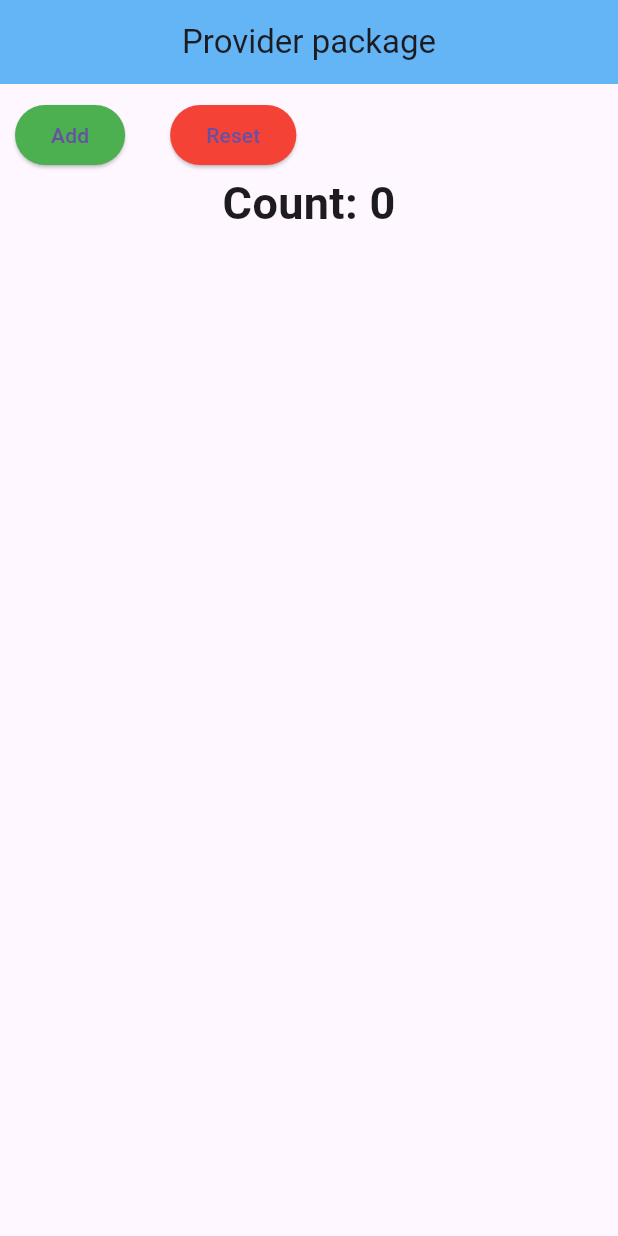
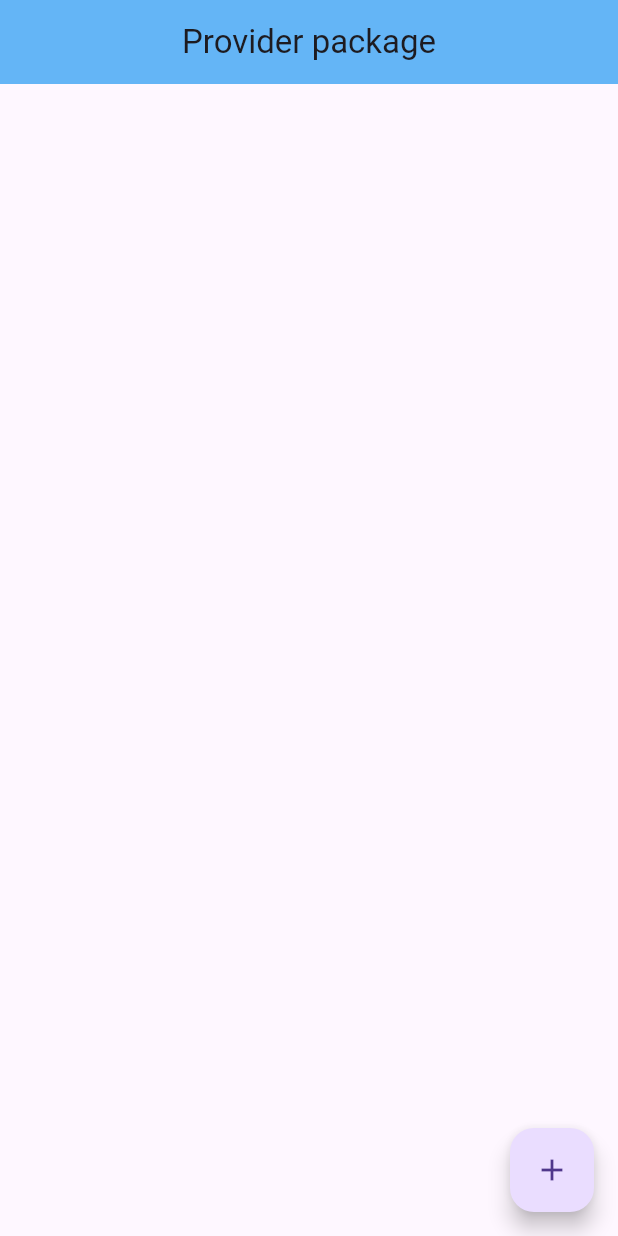
Before and after one commit to Majok-Bol/provider_package, a Flutter app: the screen it shows after launch, on a phone screen of 412 x 824 dp. Run offline on Flutter 3.47's test engine with Material 3 defaults, Android fonts, the phone set to English and light mode, and no system bars.

Commit message:
added todo list

```diff
--- a/lib/main.dart
+++ b/lib/main.dart
@@ -1,13 +1,14 @@
 import 'package:flutter/material.dart';
 import 'package:provider/provider.dart';
 import 'package:provider_package/counter_model.dart';
+import 'package:provider_package/todo_model.dart';
 void main(){
   //acts as a bridge between myApp and counter class
   //allows widgets access counter class
   //and listens to its changes
   //creates instance of counter class
   //so that widgets can
-  runApp(ChangeNotifierProvider(create:(_)=>Counter(),
+  runApp(ChangeNotifierProvider(create:(_)=>ToDo(),
     child: const MyApp(),
   ));
 }
@@ -30,32 +31,49 @@
   @override
   Widget build(BuildContext context){
     //create instance of counter model
-    var counter=Provider.of<Counter>(context);
+    // var counter=Provider.of<Counter>(context);
+    //create instance of todo class
+    var todo=Provider.of<ToDo>(context);
     return Scaffold(appBar: AppBar(title: Text('Provider package'),centerTitle: true,backgroundColor: Colors.blue.shade300,),
-    body:Container(
-      padding: EdgeInsets.all(10),
+    // body:Container(
+    //   padding: EdgeInsets.all(10),
+    //
+    //   child: Column(
+    //     // mainAxisAlignment: MainAxisAlignment.spaceBetween,
+    //   children: [
+    //     Row(children: [
+    //       ElevatedButton(onPressed:() {
+    //         counter.increment();
+    //
+    //       },style:ElevatedButton.styleFrom(backgroundColor: Colors.green), child:Text('Add')),
+    //       SizedBox(width: 30,),
+    //       ElevatedButton(onPressed:() {
+    //         counter.reset();
+    //
+    //       },style:ElevatedButton.styleFrom(backgroundColor: Colors.red),child:Text('Reset'))
+    //     ],),
+    //     Center(child: Consumer<Counter>(builder:(context,counter,child){
+    //       return Text('Count: ${counter.count}',style: TextStyle(fontSize: 30,fontWeight: FontWeight.bold),);
+    //
+    //     }),)
+    //
+    //   ],
+    // ),)
+      body: ListView.builder(
+        itemCount: todo.tasks.length,
+          itemBuilder:(context,index){
+          return ListTile(
+            onTap:(){
+              todo.removeTask(index);
+            },
+            trailing: Icon(Icons.delete,color: Colors.red,),
+            title:Text(todo.tasks[index]),
+          );
 
-      child: Column(
-        // mainAxisAlignment: MainAxisAlignment.spaceBetween,
-      children: [
-        Row(children: [
-          ElevatedButton(onPressed:() {
-            counter.increment();
-
-          },style:ElevatedButton.styleFrom(backgroundColor: Colors.green), child:Text('Add')),
-          SizedBox(width: 30,),
-          ElevatedButton(onPressed:() {
-            counter.reset();
-
-          },style:ElevatedButton.styleFrom(backgroundColor: Colors.red),child:Text('Reset'))
-        ],),
-        Center(child: Consumer<Counter>(builder:(context,counter,child){
-          return Text('Count: ${counter.count}',style: TextStyle(fontSize: 30,fontWeight: FontWeight.bold),);
-
-        }),)
-
-      ],
-    ),)
+      }),
+      floatingActionButton: FloatingActionButton(onPressed:(){
+        todo.addTask('Task: ${todo.tasks.length+1}');
+      },child: Icon(Icons.add),),
     );
   }
 
--- /dev/null
+++ b/lib/todo_model.dart
@@ -0,0 +1,21 @@
+//it notifies ui of changes
+import 'package:flutter/cupertino.dart';
+
+class ToDo with ChangeNotifier{
+  List<String>_tasks=[];
+  //getter for task
+  //make private variable accessible to outside
+  List<String>get tasks=>_tasks;
+  //function to add task
+void addTask(String task){
+  _tasks.add(task);
+  //notify listeners
+  //that there is ui changes
+  notifyListeners();
+}
+void removeTask(int index){
+  _tasks.removeAt(index);
+  notifyListeners();
+
+}
+}
```
